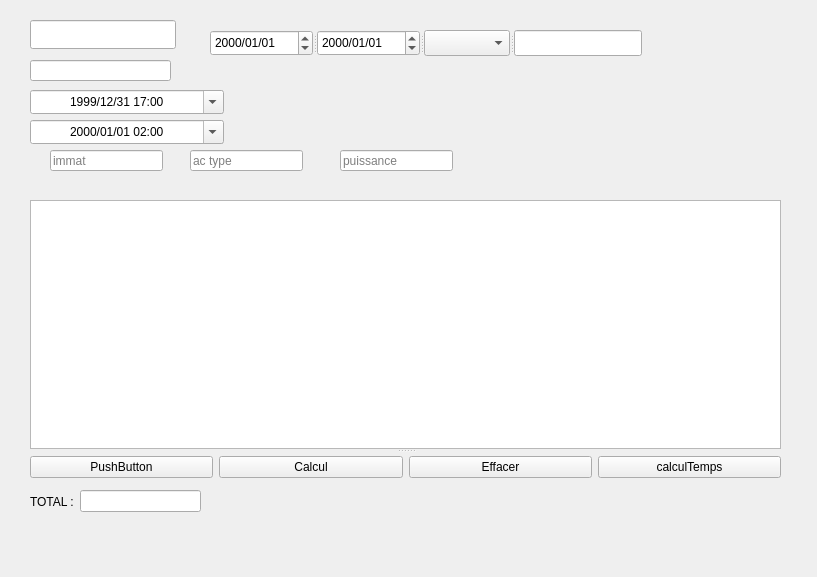
heliomaster/SaraaProject, file qtSqlTry.ui: the form before one commit.
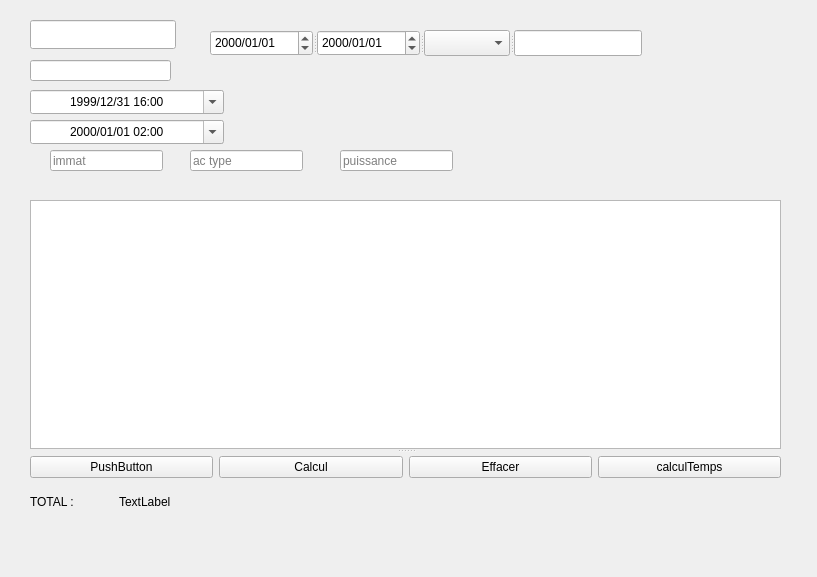
The form after the commit.

Diff of the .ui file:
```diff
--- a/qtSqlTry.ui
+++ b/qtSqlTry.ui
@@ -37,7 +37,7 @@
    </property>
    <property name="dateTime">
     <datetime>
-     <hour>17</hour>
+     <hour>16</hour>
      <minute>0</minute>
      <second>0</second>
      <year>1999</year>
@@ -195,7 +195,11 @@
      </widget>
     </item>
     <item>
-     <widget class="QLineEdit" name="total_le"/>
+     <widget class="QLabel" name="label_total">
+      <property name="text">
+       <string>TextLabel</string>
+      </property>
+     </widget>
     </item>
    </layout>
   </widget>
```
Left out of the diff: 19 changed lines with no effect on the pictures.
